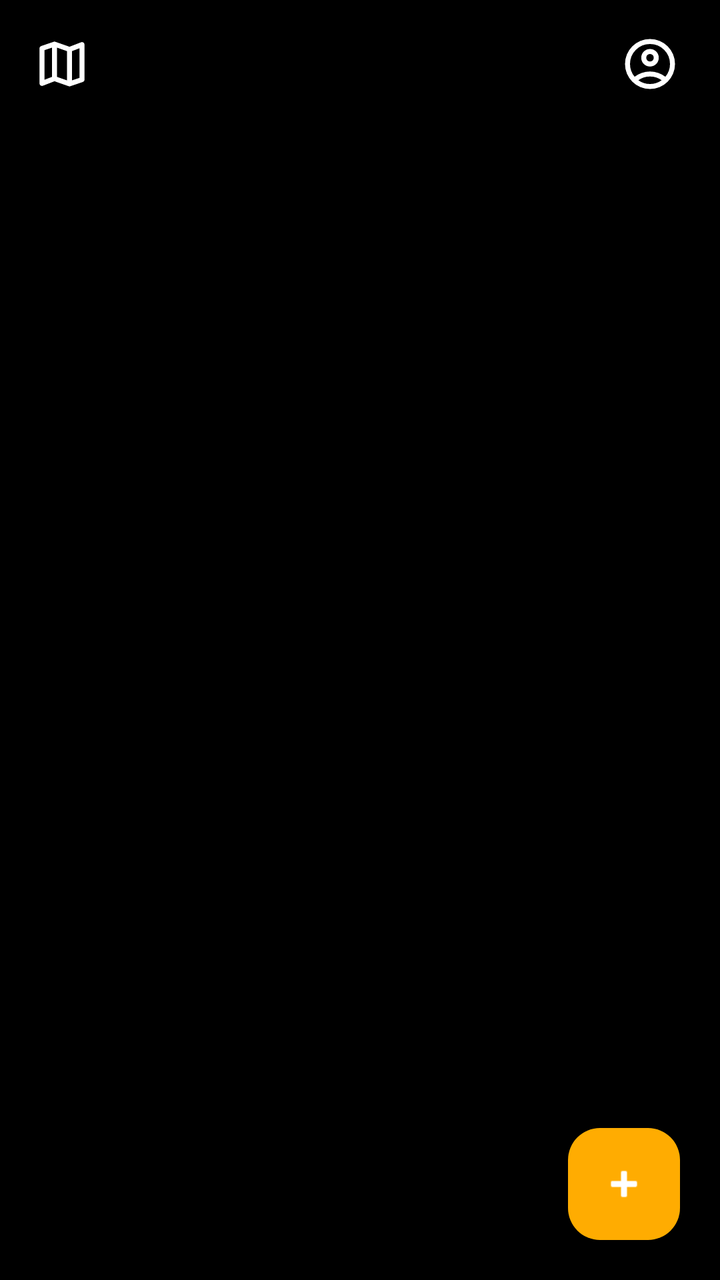
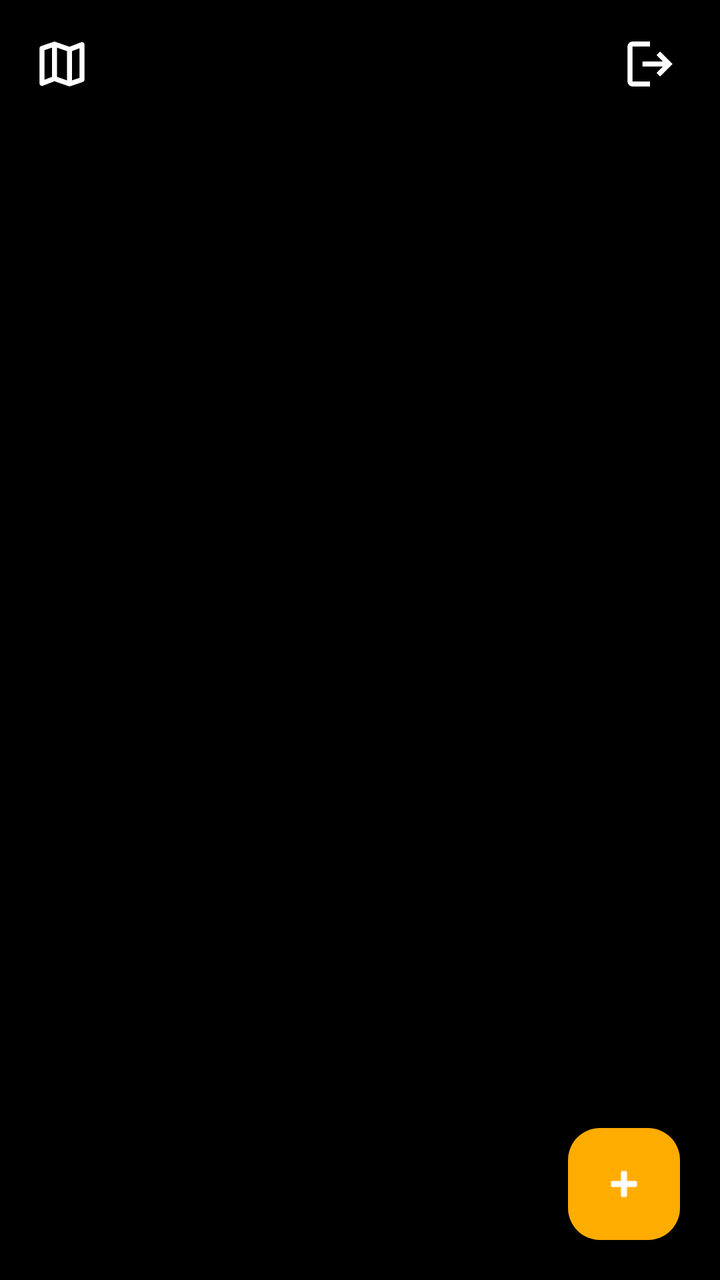

Two renders of the same Android screen: before a commit and after it. Below are the layout's source before the change and the commit's diff.
<!-- AndroidManifest.xml: application theme Theme.Travel_notes_mobile -->
<!-- res/layout/activity_main.xml -->
<FrameLayout xmlns:android="http://schemas.android.com/apk/res/android"
    xmlns:app="http://schemas.android.com/apk/res-auto"
    xmlns:tools="http://schemas.android.com/tools"
    android:id="@+id/main"
    android:layout_width="match_parent"
    android:layout_height="match_parent"
    android:background="@color/primary"
    tools:context=".view.MainActivity">

    <LinearLayout
        android:layout_width="match_parent"
        android:layout_height="match_parent"
        android:orientation="vertical">

        <androidx.appcompat.widget.Toolbar
            android:id="@+id/toolbar"
            android:layout_width="match_parent"
            android:layout_height="wrap_content"
            android:background="@color/primary"
            android:elevation="4dp"
            android:theme="@style/ThemeOverlay.AppCompat.Dark.ActionBar"
            android:titleTextColor="@color/white">

            <ImageButton
                android:layout_width="30dp"
                android:layout_height="30dp"
                android:layout_gravity="end"
                android:layout_marginHorizontal="20dp"
                android:background="@drawable/account_circle_24px"
                android:contentDescription="@string/usericon" />
            <ImageButton
                android:id="@+id/mapButton"
                android:layout_width="30dp"
                android:layout_height="30dp"
                android:background="@drawable/map_24px"
                />

        </androidx.appcompat.widget.Toolbar>

        <GridView
            android:id="@+id/notes_grid"
            android:layout_width="match_parent"
            android:layout_height="match_parent"
            android:numColumns="1"
            android:verticalSpacing="16dp"
            android:horizontalSpacing="16dp"
            android:padding="16dp"
            android:clipToPadding="false"
            android:scrollbars="none" />
    </LinearLayout>

    <com.google.android.material.floatingactionbutton.FloatingActionButton
        android:id="@+id/addNoteButton"
        android:layout_width="wrap_content"
        android:layout_height="wrap_content"
        android:contentDescription="@string/floating_action_button"
        android:src="@android:drawable/ic_input_add"
        android:layout_gravity="bottom|end"
        android:layout_margin="20dp"
        app:backgroundTint="@color/light_primary_variant"
        app:tint="@color/white" />

</FrameLayout>
<!-- resources referenced by this layout -->
<resources>
  <color name="light_primary_variant">#FFAC01</color>
  <color name="primary">#000000</color>
  <color name="white">#FFFFFF</color>
  <!-- drawable account_circle_24px (drawable) -->
  <vector xmlns:android="http://schemas.android.com/apk/res/android"
      android:width="24dp"
      android:height="24dp"
      android:viewportWidth="960"
      android:viewportHeight="960"
      android:tint="?attr/colorControlNormal">
    <path
        android:fillColor="@android:color/white"
        android:pathData="M234,684Q285,645 348,622.5Q411,600 480,600Q549,600 612,622.5Q675,645 726,684Q761,643 780.5,591Q800,539 800,480Q800,347 706.5,253.5Q613,160 480,160Q347,160 253.5,253.5Q160,347 160,480Q160,539 179.5,591Q199,643 234,684ZM480,520Q421,520 380.5,479.5Q340,439 340,380Q340,321 380.5,280.5Q421,240 480,240Q539,240 579.5,280.5Q620,321 620,380Q620,439 579.5,479.5Q539,520 480,520ZM480,880Q397,880 324,848.5Q251,817 197,763Q143,709 111.5,636Q80,563 80,480Q80,397 111.5,324Q143,251 197,197Q251,143 324,111.5Q397,80 480,80Q563,80 636,111.5Q709,143 763,197Q817,251 848.5,324Q880,397 880,480Q880,563 848.5,636Q817,709 763,763Q709,817 636,848.5Q563,880 480,880ZM480,800Q533,800 580,784.5Q627,769 666,740Q627,711 580,695.5Q533,680 480,680Q427,680 380,695.5Q333,711 294,740Q333,769 380,784.5Q427,800 480,800ZM480,440Q506,440 523,423Q540,406 540,380Q540,354 523,337Q506,320 480,320Q454,320 437,337Q420,354 420,380Q420,406 437,423Q454,440 480,440ZM480,380Q480,380 480,380Q480,380 480,380Q480,380 480,380Q480,380 480,380Q480,380 480,380Q480,380 480,380Q480,380 480,380Q480,380 480,380ZM480,740Q480,740 480,740Q480,740 480,740Q480,740 480,740Q480,740 480,740Q480,740 480,740Q480,740 480,740Q480,740 480,740Q480,740 480,740Z"/>
  </vector>
  <!-- drawable map_24px (drawable) -->
  <vector xmlns:android="http://schemas.android.com/apk/res/android"
      android:width="24dp"
      android:height="24dp"
      android:viewportWidth="960"
      android:viewportHeight="960"
      android:tint="?attr/colorControlNormal">
    <path
        android:fillColor="@android:color/white"
        android:pathData="M600,840L360,756L174,828Q154,836 137,823.5Q120,811 120,790L120,230Q120,217 127.5,207Q135,197 148,192L360,120L600,204L786,132Q806,124 823,136.5Q840,149 840,170L840,730Q840,743 832.5,753Q825,763 812,768L600,840ZM560,742L560,274L400,218L400,686L560,742ZM640,742L760,702L760,228L640,274L640,742ZM200,732L320,686L320,218L200,258L200,732ZM640,274L640,274L640,742L640,742L640,274ZM320,218L320,218L320,686L320,686L320,218Z"/>
  </vector>
  <string name="floating_action_button">Floating Action Button</string>
  <string name="usericon">UserIcon</string>
  <style name="Theme.Travel_notes_mobile" parent="Base.Theme.Travel_notes_mobile" />
  <style name="Base.Theme.Travel_notes_mobile" parent="Theme.Material3.DayNight.NoActionBar">
          
          
      </style>
</resources>

<!-- the commit's change to res/layout/activity_main.xml (unified diff, before → after) -->
@@ -22,18 +22,19 @@
             android:titleTextColor="@color/white">
 
             <ImageButton
+                android:id="@+id/logout"
                 android:layout_width="30dp"
                 android:layout_height="30dp"
                 android:layout_gravity="end"
                 android:layout_marginHorizontal="20dp"
-                android:background="@drawable/account_circle_24px"
+                android:background="@drawable/logout_24px"
                 android:contentDescription="@string/usericon" />
+
             <ImageButton
                 android:id="@+id/mapButton"
                 android:layout_width="30dp"
                 android:layout_height="30dp"
-                android:background="@drawable/map_24px"
-                />
+                android:background="@drawable/map_24px" />
 
         </androidx.appcompat.widget.Toolbar>
 
<!-- resource entries referenced after the edit -->
@@ -3,16 +3,17 @@
   <color name="light_primary_variant">#FFAC01</color>
   <color name="primary">#000000</color>
   <color name="white">#FFFFFF</color>
-  <!-- drawable account_circle_24px (drawable) -->
+  <!-- drawable logout_24px (drawable) -->
   <vector xmlns:android="http://schemas.android.com/apk/res/android"
       android:width="24dp"
       android:height="24dp"
       android:viewportWidth="960"
       android:viewportHeight="960"
-      android:tint="?attr/colorControlNormal">
+      android:tint="?attr/colorControlNormal"
+      android:autoMirrored="true">
     <path
         android:fillColor="@android:color/white"
-        android:pathData="M234,684Q285,645 348,622.5Q411,600 480,600Q549,600 612,622.5Q675,645 726,684Q761,643 780.5,591Q800,539 800,480Q800,347 706.5,253.5Q613,160 480,160Q347,160 253.5,253.5Q160,347 160,480Q160,539 179.5,591Q199,643 234,684ZM480,520Q421,520 380.5,479.5Q340,439 340,380Q340,321 380.5,280.5Q421,240 480,240Q539,240 579.5,280.5Q620,321 620,380Q620,439 579.5,479.5Q539,520 480,520ZM480,880Q397,880 324,848.5Q251,817 197,763Q143,709 111.5,636Q80,563 80,480Q80,397 111.5,324Q143,251 197,197Q251,143 324,111.5Q397,80 480,80Q563,80 636,111.5Q709,143 763,197Q817,251 848.5,324Q880,397 880,480Q880,563 848.5,636Q817,709 763,763Q709,817 636,848.5Q563,880 480,880ZM480,800Q533,800 580,784.5Q627,769 666,740Q627,711 580,695.5Q533,680 480,680Q427,680 380,695.5Q333,711 294,740Q333,769 380,784.5Q427,800 480,800ZM480,440Q506,440 523,423Q540,406 540,380Q540,354 523,337Q506,320 480,320Q454,320 437,337Q420,354 420,380Q420,406 437,423Q454,440 480,440ZM480,380Q480,380 480,380Q480,380 480,380Q480,380 480,380Q480,380 480,380Q480,380 480,380Q480,380 480,380Q480,380 480,380Q480,380 480,380ZM480,740Q480,740 480,740Q480,740 480,740Q480,740 480,740Q480,740 480,740Q480,740 480,740Q480,740 480,740Q480,740 480,740Q480,740 480,740Z"/>
+        android:pathData="M200,840Q167,840 143.5,816.5Q120,793 120,760L120,200Q120,167 143.5,143.5Q167,120 200,120L480,120L480,200L200,200Q200,200 200,200Q200,200 200,200L200,760Q200,760 200,760Q200,760 200,760L480,760L480,840L200,840ZM640,680L585,622L687,520L360,520L360,440L687,440L585,338L640,280L840,480L640,680Z"/>
   </vector>
   <!-- drawable map_24px (drawable) -->
   <vector xmlns:android="http://schemas.android.com/apk/res/android"
